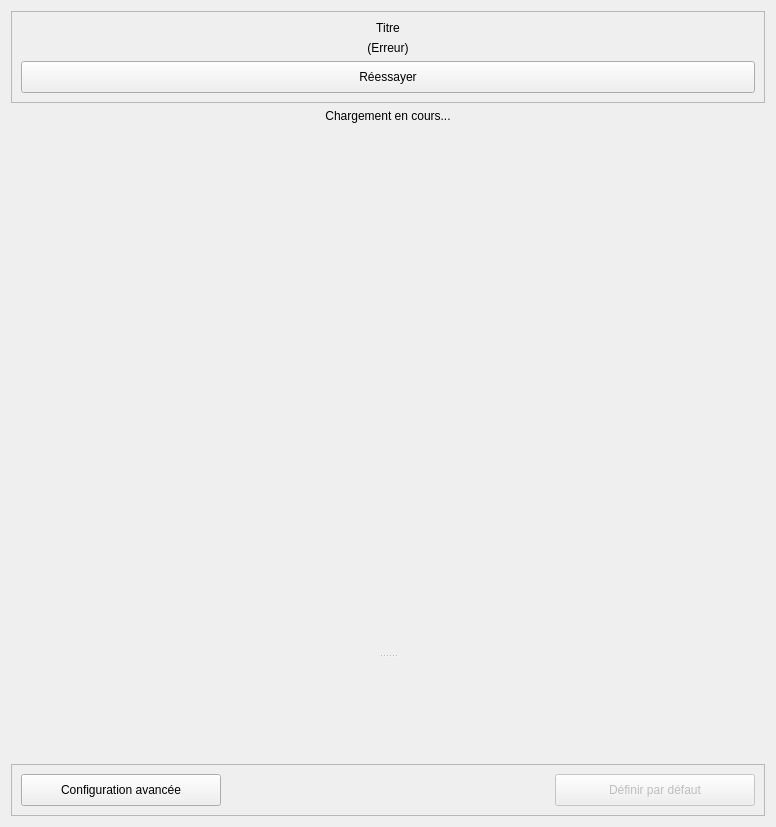
Before: the Qt Designer form client/src/services/VideoRehabService/VideoRehabSetupWidget.ui in introlab/openteraplus, drawn with Qt 5.
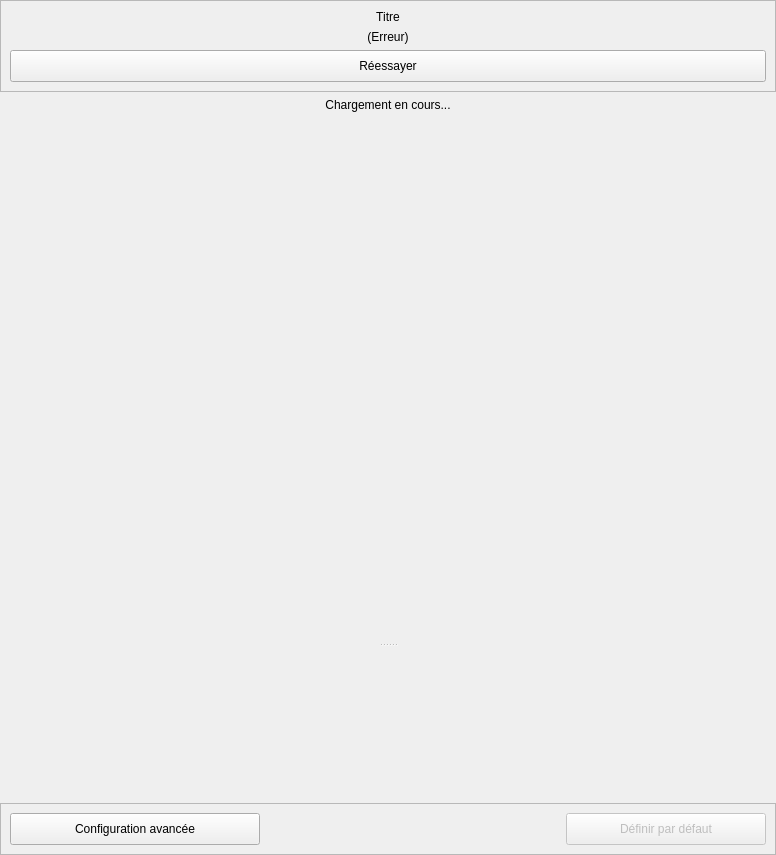
After: the same form once the commit is applied. Icons and pictures are not drawn. Custom widgets are drawn as their Qt base class.

Commit message: Fixed layout issues.

Patch:
```diff
--- a/client/src/services/VideoRehabService/VideoRehabSetupWidget.ui
+++ b/client/src/services/VideoRehabService/VideoRehabSetupWidget.ui
@@ -7,13 +7,25 @@
     <x>0</x>
     <y>0</y>
     <width>776</width>
-    <height>475</height>
+    <height>820</height>
    </rect>
   </property>
   <property name="windowTitle">
    <string>Form</string>
   </property>
   <layout class="QVBoxLayout" name="verticalLayout">
+   <property name="leftMargin">
+    <number>0</number>
+   </property>
+   <property name="topMargin">
+    <number>0</number>
+   </property>
+   <property name="rightMargin">
+    <number>0</number>
+   </property>
+   <property name="bottomMargin">
+    <number>0</number>
+   </property>
    <item>
     <widget class="QFrame" name="frameError">
      <property name="sizePolicy">
@@ -123,7 +135,7 @@
       <property name="minimumSize">
        <size>
         <width>0</width>
-        <height>100</height>
+        <height>150</height>
        </size>
       </property>
      </widget>
@@ -142,7 +154,7 @@
        <widget class="QPushButton" name="btnAdvancedConfig">
         <property name="minimumSize">
          <size>
-          <width>200</width>
+          <width>250</width>
           <height>32</height>
          </size>
         </property>
```
The commit also changes 4 other files.
